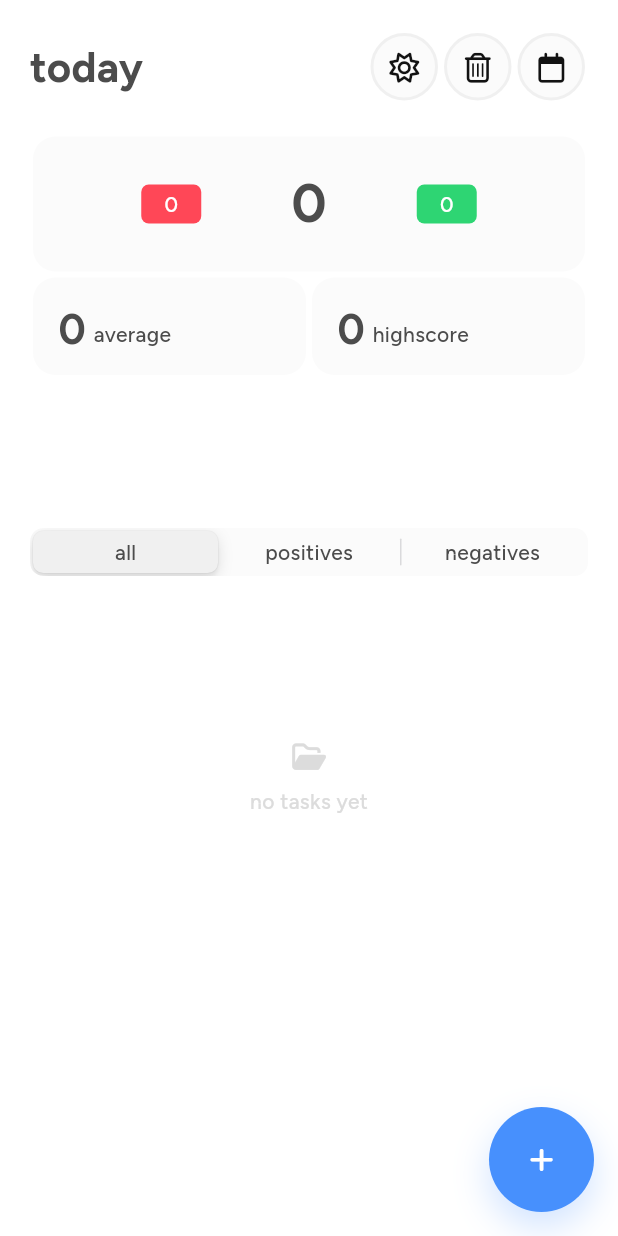
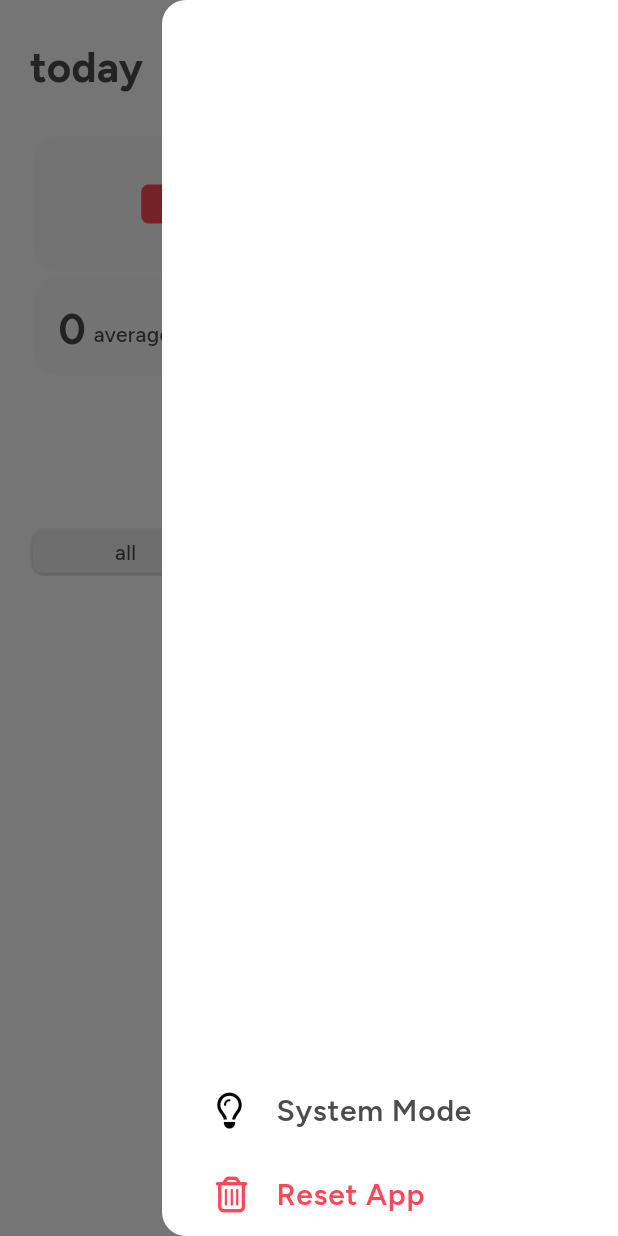
Before and after one commit to Studio-Grosser/gameify, a Flutter app: the MainPage screen opened directly, with the side drawer open (before the commit the screen has no drawer), on a phone screen of 412 x 824 dp. Run offline on Flutter 3.47's test engine with Material 3 defaults, Android fonts, the light colour scheme and no system bars; our stand-ins replace font_awesome_flutter, gap, sentry_flutter, shared_preferences, sqflite; accounts and stored records are empty.

Commit message:
add theme mode settings in drawer

```diff
--- a/lib/pages/main_page.dart
+++ b/lib/pages/main_page.dart
@@ -14,6 +14,7 @@ import 'package:gameify/widgets/custom_date_picker.dart';
 import 'package:gameify/widgets/filter_slider.dart';
 import 'package:gameify/widgets/metric_display.dart';
 import 'package:gameify/widgets/no_task_info.dart';
+import 'package:gameify/widgets/settings_drawer.dart';
 import 'package:gameify/widgets/styled_container.dart';
 import 'package:gameify/widgets/styled_fab.dart';
 import 'package:gameify/widgets/styled_icon.dart';
@@ -31,6 +32,7 @@ class MainPage extends StatefulWidget {
 }
 
 class _MainPageState extends State<MainPage> {
+  final GlobalKey<ScaffoldState> _scaffoldKey = GlobalKey<ScaffoldState>();
   final ScrollController _scrollController = ScrollController();
   DateTime currentDate = DateTime.now();
 
@@ -186,9 +188,9 @@ class _MainPageState extends State<MainPage> {
   @override
   Widget build(BuildContext context) {
     ThemeData theme = Theme.of(context);
-    ThemeProvider themeProvider =
-        Provider.of<ThemeProvider>(context, listen: false);
+
     return Scaffold(
+      key: _scaffoldKey,
       floatingActionButton: StyledFab(
         padding: EdgeInsets.zero,
         height: 70,
@@ -196,6 +198,7 @@ class _MainPageState extends State<MainPage> {
         icon: FontAwesomeIcons.plus,
         onTap: () => openAddTaskPage(context),
       ),
+      endDrawer: const SettingsDrawer(),
       body: SafeArea(
         bottom: false,
         child: Padding(
@@ -209,26 +212,20 @@ class _MainPageState extends State<MainPage> {
                       style: theme.textTheme.titleMedium),
                   const Spacer(),
                   StyledIcon(
-                    icon: themeProvider.isLightTheme
-                        ? FontAwesomeIcons.sun
-                        : FontAwesomeIcons.moon,
-                    onTap: () {
-                      setState(() {
-                        themeProvider.toggleThemeMode();
-                      });
-                    },
-                  ),
-                  StyledIcon(
                     icon: FontAwesomeIcons.trashCan,
                     onTap: () => DatabaseService.instance.delteDb(),
                   ),
                   StyledIcon(
                     icon: FontAwesomeIcons.calendar,
                     onTap: showDatePicker,
+                  ),
+                  StyledIcon(
+                    icon: FontAwesomeIcons.bars,
+                    onTap: () => _scaffoldKey.currentState?.openEndDrawer(),
                   )
                 ],
               ),
-              const SizedBox(height: 20),
+              const Gap(20),
               AnimatedScale(
                 scale: _jumpScale,
                 duration: _animationDuration,
--- a/lib/utils/theme_provider.dart
+++ b/lib/utils/theme_provider.dart
@@ -1,20 +1,47 @@
 import 'package:flutter/material.dart';
+import 'package:font_awesome_flutter/font_awesome_flutter.dart';
+import 'package:gameify/utils/logger.dart';
+import 'package:shared_preferences/shared_preferences.dart';
 
 class ThemeProvider with ChangeNotifier {
+  static const String _storeKey = 'themeMode';
   ThemeMode _themeMode = ThemeMode.light;
 
   ThemeMode get themeMode => _themeMode;
 
   bool get isLightTheme => themeMode == ThemeMode.light;
 
+  String get themeDescription =>
+      ['System Mode', 'Light Mode', 'Dark Mode'][themeMode.index];
+
+  IconData get themeIcon => [
+        FontAwesomeIcons.lightbulb,
+        FontAwesomeIcons.sun,
+        FontAwesomeIcons.moon
+      ][themeMode.index];
+
   set themeMode(ThemeMode themeData) {
     _themeMode = themeData;
     notifyListeners();
   }
 
+  void initializeTheme() async {
+    SharedPreferences prefs = await SharedPreferences.getInstance();
+    _themeMode = ThemeMode.values[prefs.getInt(_storeKey) ?? 0];
+    Logger.s('Set theme mode to: "$themeMode"');
+    notifyListeners();
+  }
+
+  void saveThemeMode(ThemeMode themeMode) async {
+    SharedPreferences prefs = await SharedPreferences.getInstance();
+    prefs.setInt(_storeKey, themeMode.index);
+    Logger.s('Saved theme mode: "$themeMode" to shared preferences');
+  }
+
   void toggleThemeMode() {
-    _themeMode =
-        _themeMode == ThemeMode.light ? ThemeMode.dark : ThemeMode.light;
+    themeMode =
+        ThemeMode.values[(themeMode.index + 1) % ThemeMode.values.length];
+    saveThemeMode(themeMode);
     notifyListeners();
   }
 }
--- /dev/null
+++ b/lib/widgets/settings_drawer.dart
@@ -0,0 +1,50 @@
+import 'package:flutter/material.dart';
+import 'package:font_awesome_flutter/font_awesome_flutter.dart';
+import 'package:gameify/utils/theme_provider.dart';
+import 'package:gameify/utils/themes.dart';
+import 'package:provider/provider.dart';
+
+class SettingsDrawer extends StatefulWidget {
+  const SettingsDrawer({super.key});
+
+  @override
+  State<SettingsDrawer> createState() => _SettingsDrawerState();
+}
+
+class _SettingsDrawerState extends State<SettingsDrawer> {
+  @override
+  Widget build(BuildContext context) {
+    ThemeData theme = Theme.of(context);
+    ThemeProvider themeProvider =
+        Provider.of<ThemeProvider>(context, listen: false);
+
+    return Drawer(
+      child: SafeArea(
+        child: Padding(
+          padding: const EdgeInsets.symmetric(horizontal: 20),
+          child: Column(mainAxisAlignment: MainAxisAlignment.end, children: [
+            ListTile(
+              onTap: () {
+                setState(() {
+                  themeProvider.toggleThemeMode();
+                });
+              },
+              leading: FaIcon(themeProvider.themeIcon),
+              title: Text(themeProvider.themeDescription,
+                  style: theme.textTheme.bodyLarge),
+            ),
+            ListTile(
+              leading:
+                  const FaIcon(FontAwesomeIcons.trashCan, color: Themes.danger),
+              title: Text(
+                'Reset App',
+                style:
+                    theme.textTheme.bodyLarge?.copyWith(color: Themes.danger),
+              ),
+            ),
+          ]),
+        ),
+      ),
+    );
+  }
+}
--- a/pubspec.yaml
+++ b/pubspec.yaml
@@ -46,6 +46,7 @@ dependencies:
   provider: ^6.1.2
   gap: ^3.0.1
   sentry_flutter: ^8.9.0
+  shared_preferences: ^2.3.2
 
 dev_dependencies:
   flutter_test:
```
Also changed, not shown: lib/main.dart (+18 -4 lines), pubspec.lock, 1 other file.
